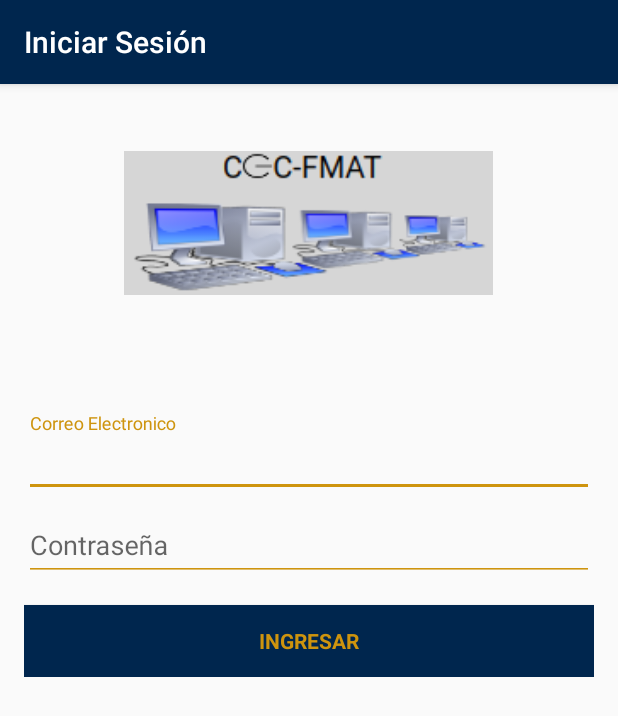
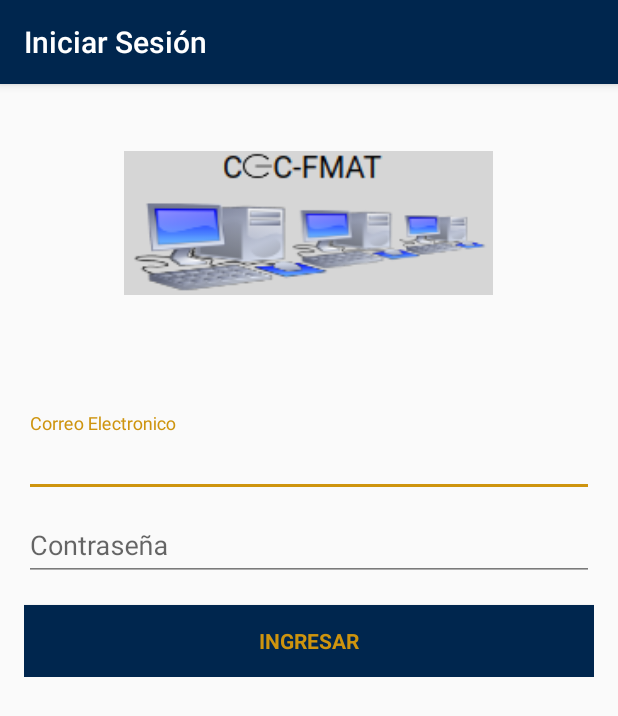
Before and after one commit to kiup/CEC, an Android app: the screen it shows after launch (LoginActivity), on a phone screen of 412 x 824 dp. Shown: the top 716 px of the screen. Run offline under Robolectric (Android 15) with nearby library versions, the phone set to English and light mode, and no system bars; 2 statements that could not run were skipped.

Commit message:
colores modificados

```diff
--- a/app/src/main/java/com/fmat/uady/cec/login/LoginActivity.java
+++ b/app/src/main/java/com/fmat/uady/cec/login/LoginActivity.java
@@ -99,47 +99,9 @@ public class LoginActivity extends AppCompatActivity implements LoaderCallbacks<
     }
 
     private void populateAutoComplete() {
-        if (!mayRequestContacts()) {
-            return;
-        }
-
         getLoaderManager().initLoader(0, null, this);
     }
 
-    private boolean mayRequestContacts() {
-        if (Build.VERSION.SDK_INT < Build.VERSION_CODES.M) {
-            return true;
-        }
-        if (checkSelfPermission(READ_CONTACTS) == PackageManager.PERMISSION_GRANTED) {
-            return true;
-        }
-        if (shouldShowRequestPermissionRationale(READ_CONTACTS)) {
-            Snackbar.make(mEmailView, R.string.permission_rationale, Snackbar.LENGTH_INDEFINITE)
-                    .setAction(android.R.string.ok, new View.OnClickListener() {
-                        @Override
-                        @TargetApi(Build.VERSION_CODES.M)
-                        public void onClick(View v) {
-                            requestPermissions(new String[]{READ_CONTACTS}, REQUEST_READ_CONTACTS);
-                        }
-                    });
-        } else {
-            requestPermissions(new String[]{READ_CONTACTS}, REQUEST_READ_CONTACTS);
-        }
-        return false;
-    }
-
-    /**
-     * Callback received when a permissions request has been completed.
-     */
-    @Override
-    public void onRequestPermissionsResult(int requestCode, @NonNull String[] permissions,
-                                           @NonNull int[] grantResults) {
-        if (requestCode == REQUEST_READ_CONTACTS) {
-            if (grantResults.length == 1 && grantResults[0] == PackageManager.PERMISSION_GRANTED) {
-                populateAutoComplete();
-            }
-        }
-    }
 
 
     /**
--- a/app/src/main/res/layout/activity_login.xml
+++ b/app/src/main/res/layout/activity_login.xml
@@ -47,7 +47,7 @@
                     android:id="@+id/email"
                     android:layout_width="match_parent"
                     android:layout_height="wrap_content"
-                    android:backgroundTint="#ce940e"
+                    android:backgroundTint="@color/colorPrimaryDark"
                     android:hint="@string/prompt_email"
                     android:inputType="textEmailAddress"
                     android:textColor="@color/textColorContent"
@@ -63,7 +63,7 @@
                     android:id="@+id/password"
                     android:layout_width="match_parent"
                     android:layout_height="wrap_content"
-                    android:backgroundTint="#ce940e"
+                    android:backgroundTint="@color/colorPrimaryDark"
                     android:hint="@string/prompt_password"
                     android:imeActionId="6"
                     android:imeActionLabel="@string/action_sign_in_short"
--- a/app/src/main/res/values/strings.xml
+++ b/app/src/main/res/values/strings.xml
@@ -1,7 +1,6 @@
 <resources>
     <string name="app_name">CEC FMAT</string>
-    <string name="action_settings">Settings</string>
-    <string name="action_search">Search</string>
+    <string name="action_search">Buscar</string>
     <string name="title_activity_computer_center">ComputerCenterActivity</string>
     <string name="title_activity_login">Iniciar Sesión</string>
 
@@ -9,14 +8,11 @@
     <string name="prompt_email">Correo Electronico</string>
     <string name="prompt_password">Contraseña</string>
     <string name="action_sign_in">Ingresar</string>
-    <string name="action_sign_in_short">Sign in</string>
+    <string name="action_sign_in_short">Iniciar sesión</string>
     <string name="error_invalid_email">Este correo electrónico es invalido</string>
     <string name="error_invalid_password">Esta contraseña es corta</string>
     <string name="error_incorrect_password">Contraseña incorrecta</string>
     <string name="error_field_required">Campo requerido</string>
-    <string name="permission_rationale">"Contacts permissions are needed for providing email
-        completions."
-    </string>
     <string name="title_activity_computer_center_detail">ComputerCenterDetailActivity</string>
     <string name="title_activity_computer_detail">ComputerDetailActivity</string>
     <string name="title_activity_history">History</string>
```
